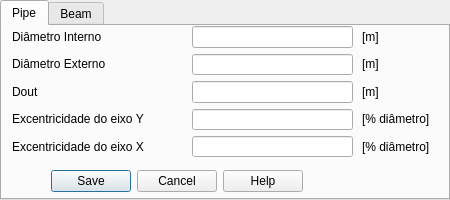
Above: pulse/uix/user_input/cross.ui from open-pulse/OpenPulse before the change. Below: the same form after it.
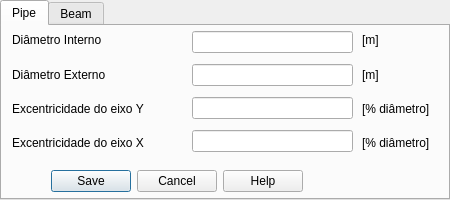
That is the form after the change.

The edit to the form file:
```diff
--- a/pulse/uix/user_input/cross.ui
+++ b/pulse/uix/user_input/cross.ui
@@ -80,13 +80,6 @@
         </property>
        </widget>
       </item>
-      <item>
-       <widget class="QLabel" name="label_5">
-        <property name="text">
-         <string>Dout</string>
-        </property>
-       </widget>
-      </item>
       <item>
        <widget class="QLabel" name="label_6">
         <property name="text">
@@ -130,9 +123,6 @@
         </property>
        </widget>
       </item>
-      <item>
-       <widget class="QLineEdit" name="lineEdit_3"/>
-      </item>
       <item>
        <widget class="QLineEdit" name="lineEdit_4"/>
       </item>
@@ -165,13 +155,6 @@
         </property>
        </widget>
       </item>
-      <item>
-       <widget class="QLabel" name="label_8">
-        <property name="text">
-         <string>[m]</string>
-        </property>
-       </widget>
-      </item>
       <item>
        <widget class="QLabel" name="label_9">
         <property name="text">
```
